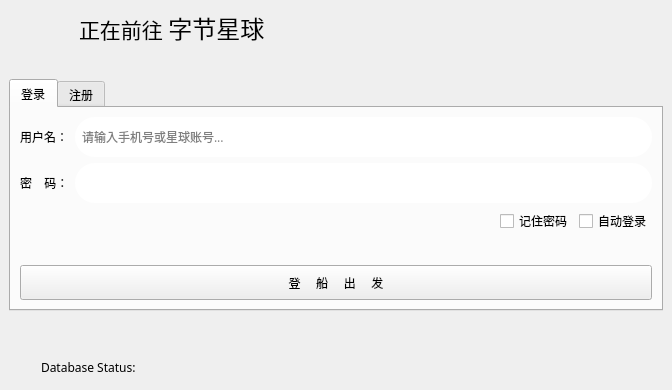
Old version of the form formLogin.ui in the repository csthenry/weplanet-desktop.
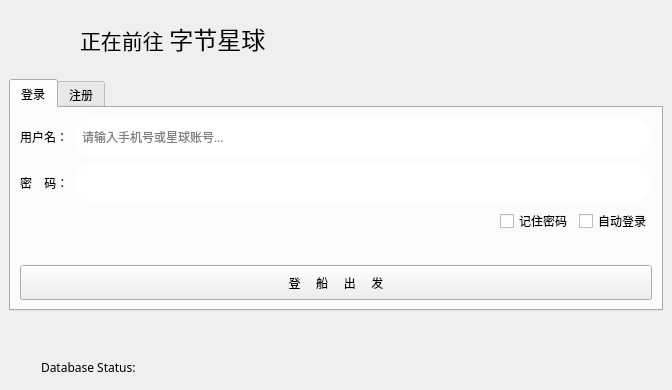
New version of the form.

Diff of the .ui file:
```diff
--- a/formLogin.ui
+++ b/formLogin.ui
@@ -46,8 +46,8 @@
   <widget class="QLabel" name="label">
    <property name="geometry">
     <rect>
-     <x>79</x>
-     <y>9</y>
+     <x>80</x>
+     <y>20</y>
      <width>236</width>
      <height>39</height>
     </rect>
```
